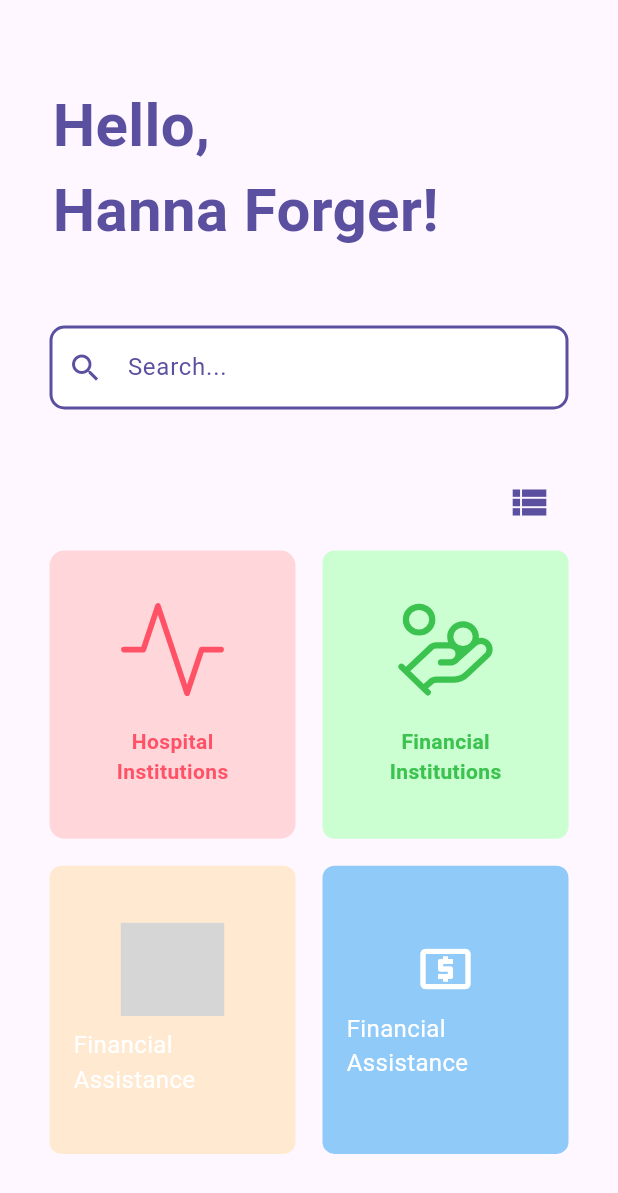
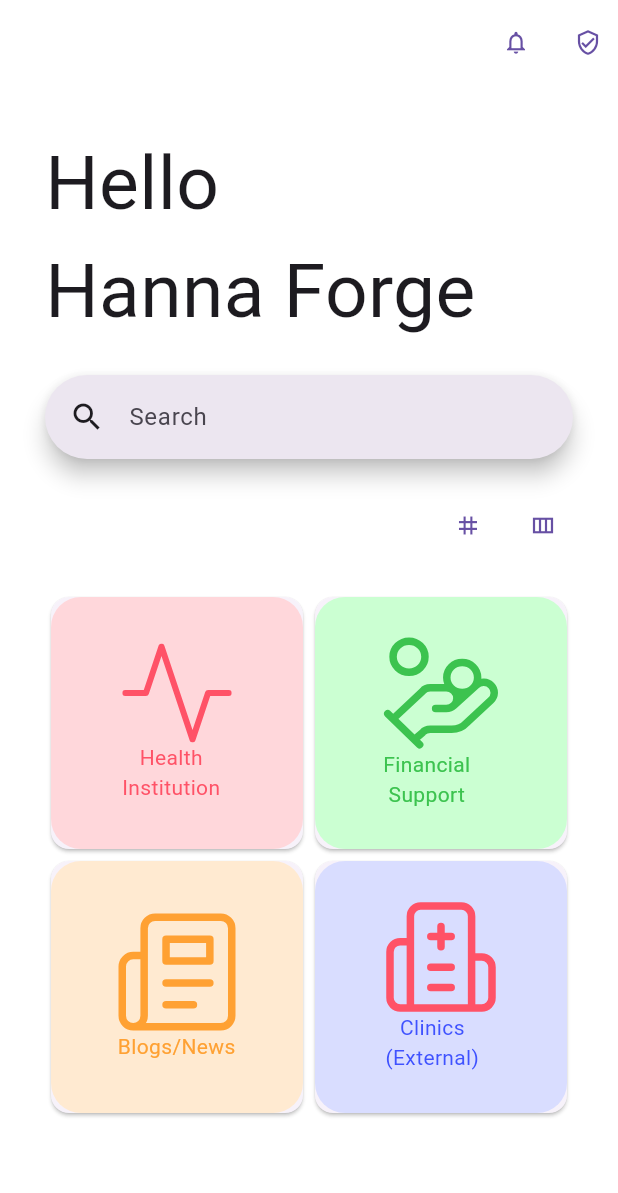
Before and after one commit to CapillanesFrizty/CanLineCom, a Flutter app: the screen it shows after launch, on a phone screen of 412 x 824 dp. Shown: the top 1193 px of the screen. Run offline on Flutter 3.47's test engine with Material 3 defaults, Android fonts, the phone set to English and light mode, and no system bars; our stand-ins replace flutter_svg; Roboto replaces fonts that are missing (GilroyLight); grey boxes are pictures that could not be loaded.

Commit message:
New Changes
@Vyke030422  Pull it now😭

```diff
--- a/canlineapp/analysis_options.yaml
+++ b/canlineapp/analysis_options.yaml
@@ -7,6 +7,11 @@
 
 # The following line activates a set of recommended lints for Flutter apps,
 # packages, and plugins designed to encourage good coding practices.
+analyzer:
+  errors:
+    deprecated_member_use: ignore
+    file_names: ignore
+    prefer_const_constructors: ignore
 include: package:flutter_lints/flutter.yaml
 
 linter:
--- /dev/null
+++ b/canlineapp/lib/Layouts/GridViewLayout/GridViewLayout.dart
@@ -0,0 +1,15 @@
+import 'package:flutter/material.dart';
+
+class GridViewLayout extends StatelessWidget {
+  final List<Widget> childrenPorps;
+  const GridViewLayout({super.key, required this.childrenPorps});
+
+  @override
+  Widget build(BuildContext context) {
+    return GridView.count(
+      crossAxisCount: 2,
+      physics: NeverScrollableScrollPhysics(),
+      children: childrenPorps,
+    );
+  }
+}
--- /dev/null
+++ b/canlineapp/lib/Layouts/ListViewLayout/ListViewLayout.dart
@@ -0,0 +1,14 @@
+import 'package:flutter/material.dart';
+
+class Listviewlayout extends StatelessWidget {
+  final List<Widget> children;
+  const Listviewlayout({super.key, required this.children});
+
+  @override
+  Widget build(BuildContext context) {
+    return ListView(
+      physics: const BouncingScrollPhysics(),
+      children: children,
+    );
+  }
+}
--- /dev/null
+++ b/canlineapp/lib/Layouts/Scaffold/ScaffoldLayout.dart
@@ -0,0 +1,26 @@
+import 'package:flutter/material.dart';
+
+class ScaffoldLayoutWidget extends StatefulWidget {
+  final Widget bodyWidget;
+  final List<Widget> actionsWidget;
+
+  const ScaffoldLayoutWidget(
+      {super.key, required this.bodyWidget, required this.actionsWidget});
+
+  @override
+  State<ScaffoldLayoutWidget> createState() => _ScaffoldLayoutWidgetState();
+}
+
+class _ScaffoldLayoutWidgetState extends State<ScaffoldLayoutWidget> {
+  @override
+  Widget build(BuildContext context) {
+    return Scaffold(
+      backgroundColor: Colors.white,
+      appBar: AppBar(
+        backgroundColor: Colors.white,
+        actions: widget.actionsWidget,
+      ),
+      body: widget.bodyWidget,
+    );
+  }
+}
--- a/canlineapp/lib/main.dart
+++ b/canlineapp/lib/main.dart
@@ -1,6 +1,6 @@
-import 'package:canerline_app/screen/homescreen/infohub.dart';
 // import './screen/onboarding/splash_screen.dart';
 import 'package:flutter/material.dart';
+import './screen/HomeScreen/HomeScreen.dart';
 
 void main() {
   runApp(const MainApp());
@@ -12,10 +12,7 @@ class MainApp extends StatelessWidget {
   @override
   Widget build(BuildContext context) {
     return const MaterialApp(
-      home: Scaffold(
-        body: Infohub(),
-        // body: SplashScreen();
-      ),
+      home: HomeScreen(),
       debugShowCheckedModeBanner: false,
     );
   }
--- /dev/null
+++ b/canlineapp/lib/screen/HomeScreen/HomeScreen.dart
@@ -0,0 +1,91 @@
+import 'package:flutter/material.dart';
+import '../../Layouts/GridViewLayout/GridViewLayout.dart';
+import '../../Layouts/Scaffold/ScaffoldLayout.dart';
+import '../../widgets/Card/InkwellcardwidgetWidget.dart';
+import '../../widgets/Scaffold/Actionsbutton.dart';
+
+class HomeScreen extends StatelessWidget {
+  const HomeScreen({super.key});
+
+  @override
+  Widget build(BuildContext context) {
+    return ScaffoldLayoutWidget(
+      bodyWidget: Padding(
+        padding: const EdgeInsets.all(30.0),
+        child: Column(
+          crossAxisAlignment: CrossAxisAlignment.start,
+          children: [
+            Title(
+              color: Colors.black,
+              child: Text(
+                "Hello\nHanna Forge",
+                style: TextStyle(fontSize: 50.0),
+              ),
+            ),
+            const SizedBox(height: 20),
+            SearchBar(
+              autoFocus: false,
+              leading: Icon(Icons.search),
+              hintText: "Search",
+              padding: const MaterialStatePropertyAll<EdgeInsets>(
+                  EdgeInsets.symmetric(horizontal: 16.0)),
+            ),
+            const SizedBox(height: 20),
+            Row(
+              mainAxisAlignment: MainAxisAlignment.end,
+              children: const [
+                ActionsButtons(
+                  icon: Icon(Icons.grid_3x3_outlined),
+                ),
+                SizedBox(width: 10),
+                ActionsButtons(
+                  icon: Icon(Icons.view_column_outlined),
+                ),
+              ],
+            ),
+            const SizedBox(height: 20),
+            Expanded(
+              child: GridViewLayout(
+                childrenPorps: const [
+                  Inkwellcardwidget(
+                      label: "Health\nInstitution",
+                      iconAsset: 'lib/assets/icons/Hospital.svg',
+                      textColor: 0xffff5267,
+                      bgColor: 0xffffd7db,
+                      iconColor: 0xffff5267),
+                  Inkwellcardwidget(
+                      label: "Financial\nSupport",
+                      iconAsset: 'lib/assets/icons/Financial.svg',
+                      textColor: 0xff3cc34f,
+                      bgColor: 0xffcbffd2,
+                      iconColor: 0xff3cc34f),
+                  Inkwellcardwidget(
+                      label: "Blogs/News",
+                      iconAsset: 'lib/assets/icons/Blogs.svg',
+                      textColor: 0xffffa133,
+                      bgColor: 0xffffead1,
+                      iconColor: 0xffffa133),
+                  Inkwellcardwidget(
+                      label: "Clinics\n(External)",
+                      iconAsset: 'lib/assets/icons/Clinics.svg',
+                      textColor: 0xff3f52ff,
+                      bgColor: 0xffd9ddff,
+                      iconColor: 0xffff5267),
+                ],
+              ),
+            ),
+          ],
+        ),
+      ),
+      actionsWidget: const [
+        ActionsButtons(
+          icon: Icon(Icons.notifications_outlined),
+        ),
+        SizedBox(width: 8),
+        ActionsButtons(
+          icon: Icon(Icons.verified_user_outlined),
+        ),
+      ],
+    );
+  }
+}
--- a/canlineapp/lib/screen/homescreen/infohub.dart
+++ /dev/null
@@ -1,145 +0,0 @@
-import 'package:flutter/material.dart';
-import 'package:canerline_app/widgets/hospital/Cards/CardHospital.dart';
-import 'package:canerline_app/widgets/financial assistance/cards/CardFinancial.dart';
-import 'package:canerline_app/widgets/clinics/cards/CardClinics.dart';
-import 'package:canerline_app/widgets/blogs/cards/CardBlogs.dart';
-import 'package:canerline_app/widgets/homescreen/searchbar/SearchBar.dart';
-
-class Infohub extends StatefulWidget {
-  const Infohub({super.key});
-
-  @override
-  State<Infohub> createState() => _InfohubState();
-}
-
-class _InfohubState extends State<Infohub> {
-  bool isGrid = true;
-
-  void toggleLayout() => setState(() => isGrid = !isGrid);
-
-  void handleCardTap(String cardType, int index) {
-    print('$cardType Card $index tapped');
-  }
-
-  @override
-  Widget build(BuildContext context) {
-    return Scaffold(
-      body: InfohubBody(
-        isGrid: isGrid,
-        toggleLayout: toggleLayout,
-        handleCardTap: handleCardTap,
-      ),
-    );
-  }
-}
-
-class InfohubBody extends StatelessWidget {
-  final bool isGrid;
-  final VoidCallback toggleLayout;
-  final void Function(String cardType, int index) handleCardTap;
-
-  const InfohubBody({
-    super.key,
-    required this.isGrid,
-    required this.toggleLayout,
-    required this.handleCardTap,
-  });
-
-  @override
-  Widget build(BuildContext context) {
-    final isPortrait =
-        MediaQuery.of(context).orientation == Orientation.portrait;
-
-    return Padding(
-      padding: const EdgeInsets.all(25.0),
-      child: Column(
-        crossAxisAlignment: CrossAxisAlignment.start,
-        children: [
-          const SizedBox(height: 20.0),
-          const Padding(
-            padding: EdgeInsets.all(10.0),
-            child: Column(
-              crossAxisAlignment: CrossAxisAlignment.start,
-              children: [
-                Text(
-                  'Hello,',
-                  style: TextStyle(
-                    fontFamily: 'GilroyLight',
-                    color: Color(0xFF5B50A0),
-                    fontSize: 40.0,
-                    fontWeight: FontWeight.bold,
-                  ),
-                ),
-                Text(
-                  'Hanna Forger!',
-                  style: TextStyle(
-                    fontFamily: 'GilroyLight',
-                    color: Color(0xFF5B50A0),
-                    fontSize: 40.0,
-                    fontWeight: FontWeight.bold,
-                  ),
-                ),
-              ],
-            ),
-          ),
-          const SizedBox(height: 30.0),
-          const SearchBarInfoHub(),
-          const SizedBox(height: 30.0),
-          Expanded(
-            child: Column(
-              children: [
-                Row(
-                  mainAxisAlignment: MainAxisAlignment.end,
-                  children: [
-                    Container(
-                      margin:
-                          const EdgeInsets.only(right: 10.0), // Add margin here
-                      child: IconButton(
-                        icon: Icon(
-                          isGrid ? Icons.view_list : Icons.grid_view,
-                          color: const Color(0xFF5B50A0),
-                          size: 30.0,
-                        ),
-                        onPressed: toggleLayout,
-                      ),
-                    ),
-                  ],
-                ),
-                Expanded(
-                  child: isGrid
-                      ? GridView.count(
-                          crossAxisCount: isPortrait ? 2 : 4,
-                          crossAxisSpacing: 2.0,
-                          mainAxisSpacing: 2.0,
-                          childAspectRatio: 160.0 / 185.0,
-                          children: [
-                            CardHospital(
-                                onTap: () => handleCardTap('Hospital', 1)),
-                            CardFinancial(
-                                onTap: () => handleCardTap('Financial', 3)),
-                            CardBlogs(onTap: () => handleCardTap('Blogs', 2)),
-                            CardClinic(
-                                onTap: () => handleCardTap('Clinics', 0)),
-                          ],
-                        )
-                      : ListView(
-                          physics: const BouncingScrollPhysics(),
-                          children: [
-                            CardHospital(
-                                onTap: () => handleCardTap('Hospital', 1)),
-                            CardFinancial(
-                                onTap: () => handleCardTap('Financial', 3)),
-                            CardBlogs(onTap: () => handleCardTap('Blogs', 2)),
-                            CardClinic(
-                                onTap: () => handleCardTap('Clinics', 0)),
-                          ],
-                        ),
-                ),
-              ],
-            ),
-          ),
-        ],
-      ),
-    );
-  }
-}
--- /dev/null
+++ b/canlineapp/lib/widgets/Card/InkwellcardwidgetWidget.dart
@@ -0,0 +1,53 @@
+import 'package:flutter/material.dart';
+
+import 'package:flutter_svg/flutter_svg.dart';
+
+class Inkwellcardwidget extends StatelessWidget {
+  final String label, iconAsset;
+  final int textColor, bgColor, iconColor;
+
+  const Inkwellcardwidget({
+    super.key,
+    required this.label,
+    required this.iconAsset,
+    required this.textColor,
+    required this.bgColor,
+    required this.iconColor,
+  });
+
+  @override
+  Widget build(BuildContext context) {
+    return Card(
+      child: Container(
+        decoration: BoxDecoration(
+          color: Color(bgColor),
+          borderRadius: BorderRadius.circular(20), // Circular border radius
+        ),
+        child: InkWell(
+          splashColor: Colors.transparent,
+          highlightColor: Colors.transparent,
+          onTap: () {
+            debugPrint('$label Card tapped.');
+          },
+          child: Center(
+            child: Column(
+              mainAxisAlignment: MainAxisAlignment.center,
+              crossAxisAlignment: CrossAxisAlignment.start,
+              children: [
+                SvgPicture.asset(
+                  iconAsset,
+                  color: Color(iconColor),
+                ),
+                Text(
+                  label,
+                  style: TextStyle(color: Color(textColor)),
+                  textAlign: TextAlign.center,
+                ),
+              ],
+            ),
+          ),
+        ),
+      ),
+    );
+  }
+}
--- /dev/null
+++ b/canlineapp/lib/widgets/Scaffold/Actionsbutton.dart
@@ -0,0 +1,20 @@
+import 'package:flutter/material.dart';
+
+class ActionsButtons extends StatelessWidget {
+  final Widget icon;
+  const ActionsButtons({super.key, required this.icon});
+
+  @override
+  Widget build(BuildContext context) {
+    return SizedBox(
+      width: 40,
+      child: TextButton(
+        onPressed: () {},
+        style: TextButton.styleFrom(
+          padding: EdgeInsets.zero, // Removes default padding
+        ),
+        child: icon,
+      ),
+    );
+  }
+}
--- a/canlineapp/lib/widgets/blogs/cards/CardBlogs.dart
+++ /dev/null
@@ -1,38 +0,0 @@
-import 'package:flutter/material.dart';
-import 'package:flutter_svg/flutter_svg.dart';
-class CardBlogs extends StatelessWidget {
-  final VoidCallback onTap;
-
-  const CardBlogs({super.key, required this.onTap});
-
-  @override
-  Widget build(BuildContext context) {
-    return GestureDetector(
-      onTap: onTap,
-      child: Container(
-        margin: const EdgeInsets.all(8.0),
-        padding: const EdgeInsets.all(16.0),
-        decoration: BoxDecoration(
-          color: Color(0xFFFFEAD1),
-          borderRadius: BorderRadius.circular(8.0),
-        ),
-        child: Column(
-          mainAxisAlignment: MainAxisAlignment.center,
-          children: [
-            SvgPicture.asset(
-                'lib/assets/icons/Clinics.svg',
-                color: const Color(0xFFFFA133),
-                width: 69.0,
-                height: 62.0,
-              ),
-            const SizedBox(height: 8.0),
-            const Text(
-              'Financial Assistance',
-              style: TextStyle(color: Colors.white, fontSize: 16.0),
-            ),
-          ],
-        ),
-      ),
-    );
-  }
-}
--- a/canlineapp/lib/widgets/clinics/cards/CardClinics.dart
+++ /dev/null
@@ -1,37 +0,0 @@
-import 'package:flutter/material.dart';
-
-class CardClinic extends StatelessWidget {
-  final VoidCallback onTap;
-
-  const CardClinic({super.key, required this.onTap});
-
-  @override
-  Widget build(BuildContext context) {
-    return GestureDetector(
-      onTap: onTap,
-      child: Container(
-        margin: const EdgeInsets.all(8.0),
-        padding: const EdgeInsets.all(16.0),
-        decoration: BoxDecoration(
-          color: Colors.blue[200],
-          borderRadius: BorderRadius.circular(8.0),
-        ),
-        child: const Column(
-          mainAxisAlignment: MainAxisAlignment.center,
-          children: [
-            Icon(
-              Icons.local_atm,
-              color: Colors.white,
-              size: 40.0,
-            ),
-            SizedBox(height: 8.0),
-            Text(
-              'Financial Assistance',
-              style: TextStyle(color: Colors.white, fontSize: 16.0),
-            ),
-          ],
-        ),
-      ),
-    );
-  }
-}
--- a/canlineapp/lib/widgets/financial assistance/cards/CardFinancial.dart
+++ /dev/null
@@ -1,43 +0,0 @@
- import 'package:flutter/material.dart';
-import 'package:flutter_svg/flutter_svg.dart';
-
-class CardFinancial extends StatelessWidget {
-  final VoidCallback onTap;
-
-  const CardFinancial({super.key, required this.onTap});
-
-  @override
-  Widget build(BuildContext context) {
-    return GestureDetector(
-      onTap: onTap,
-      child: Container(
-        margin: const EdgeInsets.all(8.0),
-        padding: const EdgeInsets.all(16.0),
-        decoration: BoxDecoration(
-          color: const Color(0xFFCBFFD2),
-          borderRadius: BorderRadius.circular(8.0),
-        ),
-        child: Column(
-          mainAxisAlignment: MainAxisAlignment.center,
-          children: [
-            SvgPicture.asset(
-                'lib/assets/icons/Financial.svg',
-                color: const Color(0xFF3CC34F),
-                width: 69.0,
-                height: 62.0,
-              ),
-            const SizedBox(height: 20.0),
-              const Text(
-                'Financial',
-                style: TextStyle(fontFamily: 'GilroyLight', fontWeight: FontWeight.bold, color: Color(0xFF3CC34F), fontSize: 14.0),
-              ),
-              const Text(
-                'Institutions',
-                style: TextStyle(fontFamily: 'GilroyLight', fontWeight: FontWeight.bold, color: Color(0xFF3CC34F), fontSize: 14.0),
-              ),
-          ],
-        ),
-      ),
-    );
-  }
-}
--- a/canlineapp/lib/widgets/homescreen/searchbar/SearchBar.dart
+++ /dev/null
@@ -1,29 +0,0 @@
-import 'package:flutter/material.dart';
-
-class SearchBarInfoHub extends StatelessWidget {
-  const SearchBarInfoHub({Key? key}) : super(key: key);
-
-  @override
-  Widget build(BuildContext context) {
-    return const Padding(
-      padding: EdgeInsets.all(8.0),
-      child: TextField(
-        decoration: InputDecoration(
-          hintText: 'Search...',
-          hintStyle: TextStyle(color: Color(0xFF5B50A0)),
-          prefixIcon: Icon(Icons.search, color: Color(0xFF5B50A0)),
-          filled: true,
-          fillColor: Colors.white,
-          enabledBorder: OutlineInputBorder(
-            borderRadius: BorderRadius.all(Radius.circular(10.0)),
-            borderSide: BorderSide(color: Color(0xFF5B50A0), width: 2.0),
-          ),
-          focusedBorder: OutlineInputBorder(
-            borderRadius: BorderRadius.all(Radius.circular(10.0)),
-            borderSide: BorderSide(color: Color(0xFF5B50A0), width: 2.0),
-          ),
-        ),
-      ),
-    );
-  }
-}
--- a/canlineapp/lib/widgets/hospital/cards/CardHospital.dart
+++ /dev/null
@@ -1,47 +0,0 @@
-import 'package:flutter/material.dart';
-import 'package:flutter_svg/flutter_svg.dart';
-
-class CardHospital extends StatelessWidget {
-  final VoidCallback onTap;
-
-  const CardHospital({required this.onTap, Key? key}) : super(key: key);
-
-  @override
-  Widget build(BuildContext context) {
-    return GestureDetector(
-      onTap: onTap,
-      child: SizedBox(
-        width: 160.0,
-        height: 185.0,
-        child: Container(
-          margin: const EdgeInsets.all(8.0),
-          padding: const EdgeInsets.all(16.0),
-          decoration: BoxDecoration(
-            color: const Color(0xFFFFD7DB),
-            borderRadius: BorderRadius.circular(10.0),
-          ),
-          child: Column(
-            mainAxisAlignment: MainAxisAlignment.center,
-            children: [
-              SvgPicture.asset(
-                'lib/assets/icons/Hospital.svg',
-                color: const Color(0xFFFF5267),
-                width: 69.0,
-                height: 62.0,
-              ),
-              const SizedBox(height: 20.0),
-              const Text(
-                'Hospital',
-                style: TextStyle(fontFamily: 'GilroyLight', fontWeight: FontWeight.bold, color: Color(0xFFFF5267), fontSize: 14.0),
-              ),
-              const Text(
-                'Institutions',
-                style: TextStyle(fontFamily: 'GilroyLight', fontWeight: FontWeight.bold, color: Color(0xFFFF5267), fontSize: 14.0),
-              ),
-            ],
-          ),
-        ),
-      ),
-    );
-  }
-}
--- a/canlineapp/pubspec.yaml
+++ b/canlineapp/pubspec.yaml
@@ -9,7 +9,7 @@ environment:
 dependencies:
   flutter:
     sdk: flutter
-  flutter_svg: ^0.22.0
+  flutter_svg: ^2.0.10+1
 
 dev_dependencies:
   flutter_test:
@@ -24,7 +24,9 @@ flutter:
     - lib/assets/images/logo/HeartLogo.svg
     - lib/assets/icons/Hospital.svg
     - lib/assets/icons/Financial.svg
-    - lib/assets/icons/Clinic.svg
+    - lib/assets/icons/Clinics.svg
+    - lib/assets/icons/Blogs.svg
+    - lib/assets/icons/Bell.svg
 
   fonts:
     - family: Gilroy
```
Also changed, not shown: canlineapp/lib/assets/icons/Bell.svg (added), canlineapp/pubspec.lock.
